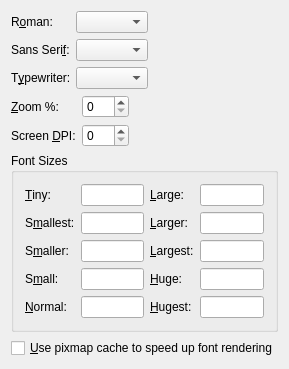
This is src/frontends/qt4/ui/PrefScreenFontsUi.ui in cburschka/lyx as Qt 5 draws it before an edit. The edited form follows.
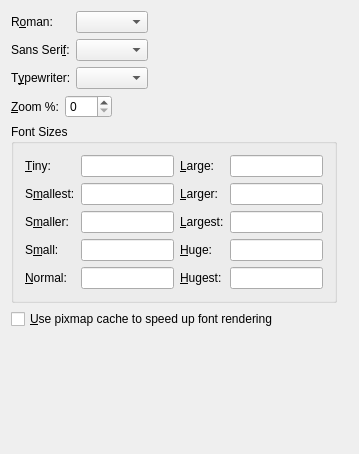
This is the edited form. Custom widgets are drawn as their Qt base class.

Commit message: Remove DPI from preference dialog. The variable is kept in LyXRC, since we do need the value in the code. If this is a problem, I can define some QApplication::getDPI() and give up configurability altogether.

The edit to the form file:
```diff
--- a/src/frontends/qt4/ui/PrefScreenFontsUi.ui
+++ b/src/frontends/qt4/ui/PrefScreenFontsUi.ui
@@ -1,37 +1,25 @@
 <ui version="4.0">
  <class>PrefScreenFontsUi</class>
- <widget class="QWidget" name="PrefScreenFontsUi">
-  <property name="geometry">
+ <widget class="QWidget" name="PrefScreenFontsUi" >
+  <property name="geometry" >
    <rect>
     <x>0</x>
     <y>0</y>
-    <width>288</width>
-    <height>355</height>
+    <width>359</width>
+    <height>454</height>
    </rect>
   </property>
   <property name="windowTitle">
    <string/>
   </property>
-  <layout class="QGridLayout" name="gridLayout">
-   <item row="0" column="0">
-    <layout class="QHBoxLayout">
-     <property name="spacing">
-      <number>6</number>
-     </property>
-     <property name="margin">
-      <number>0</number>
-     </property>
+  <layout class="QGridLayout" >
+   <item row="0" column="0" >
+    <layout class="QHBoxLayout" >
      <item>
-      <layout class="QGridLayout">
-       <property name="margin">
-        <number>0</number>
-       </property>
-       <property name="spacing">
-        <number>6</number>
-       </property>
-       <item row="1" column="1">
-        <widget class="QComboBox" name="screenSansCO">
-         <property name="maxVisibleItems">
+      <layout class="QGridLayout" >
+       <item row="1" column="1" >
+        <widget class="QComboBox" name="screenSansCO" >
+         <property name="maxVisibleItems" >
           <number>20</number>
          </property>
          <property name="duplicatesEnabled">
@@ -39,10 +27,10 @@
          </property>
         </widget>
        </item>
-       <item row="1" column="2">
-        <widget class="GuiFontExample" name="screenSansFE" native="true">
-         <property name="sizePolicy">
-          <sizepolicy hsizetype="MinimumExpanding" vsizetype="Preferred">
+       <item row="1" column="2" >
+        <widget class="GuiFontExample" native="1" name="screenSansFE" >
+         <property name="sizePolicy" >
+          <sizepolicy vsizetype="Preferred" hsizetype="MinimumExpanding" >
            <horstretch>0</horstretch>
            <verstretch>0</verstretch>
           </sizepolicy>
@@ -65,10 +53,10 @@
          </property>
         </widget>
        </item>
-       <item row="0" column="2">
-        <widget class="GuiFontExample" name="screenRomanFE" native="true">
-         <property name="sizePolicy">
-          <sizepolicy hsizetype="MinimumExpanding" vsizetype="Preferred">
+       <item row="0" column="2" >
+        <widget class="GuiFontExample" native="1" name="screenRomanFE" >
+         <property name="sizePolicy" >
+          <sizepolicy vsizetype="Preferred" hsizetype="MinimumExpanding" >
            <horstretch>0</horstretch>
            <verstretch>0</verstretch>
           </sizepolicy>
@@ -111,10 +99,10 @@
          </property>
         </widget>
        </item>
-       <item row="2" column="2">
-        <widget class="GuiFontExample" name="screenTypewriterFE" native="true">
-         <property name="sizePolicy">
-          <sizepolicy hsizetype="MinimumExpanding" vsizetype="Preferred">
+       <item row="2" column="2" >
+        <widget class="GuiFontExample" native="1" name="screenTypewriterFE" >
+         <property name="sizePolicy" >
+          <sizepolicy vsizetype="Preferred" hsizetype="MinimumExpanding" >
            <horstretch>0</horstretch>
            <verstretch>0</verstretch>
           </sizepolicy>
@@ -135,42 +123,13 @@
      </item>
     </layout>
    </item>
-   <item row="1" column="0">
-    <layout class="QHBoxLayout">
-     <property name="spacing">
-      <number>6</number>
-     </property>
-     <property name="margin">
-      <number>0</number>
-     </property>
+   <item row="1" column="0" >
+    <layout class="QHBoxLayout" >
      <item>
-      <layout class="QGridLayout">
-       <property name="margin">
-        <number>0</number>
-       </property>
-       <property name="spacing">
-        <number>6</number>
-       </property>
-       <item row="1" column="0">
-        <widget class="QLabel" name="scrrenDpiLA">
-         <property name="text">
-          <string>Screen &amp;DPI:</string>
-         </property>
-         <property name="buddy">
-          <cstring>screenDpiSB</cstring>
-         </property>
-        </widget>
-       </item>
-       <item row="1" column="1">
-        <widget class="QSpinBox" name="screenDpiSB">
-         <property name="maximum">
-          <number>999</number>
-         </property>
-        </widget>
-       </item>
-       <item row="0" column="0">
-        <widget class="QLabel" name="screenZoomLA">
-         <property name="text">
+      <layout class="QGridLayout" >
+       <item row="0" column="0" >
+        <widget class="QLabel" name="screenZoomLA" >
+         <property name="text" >
           <string>&amp;Zoom %:</string>
          </property>
          <property name="buddy">
@@ -178,9 +137,9 @@
          </property>
         </widget>
        </item>
-       <item row="0" column="1">
-        <widget class="QSpinBox" name="screenZoomSB">
-         <property name="maximum">
+       <item row="0" column="1" >
+        <widget class="QSpinBox" name="screenZoomSB" >
+         <property name="maximum" >
           <number>999</number>
          </property>
         </widget>
@@ -205,48 +164,54 @@
      </item>
     </layout>
    </item>
-   <item row="2" column="0">
-    <widget class="QGroupBox" name="GroupBox3">
-     <property name="title">
+   <item row="2" column="0" >
+    <widget class="QGroupBox" name="GroupBox3" >
+     <property name="title" >
       <string>Font Sizes</string>
      </property>
-     <layout class="QGridLayout">
-      <property name="margin">
+     <layout class="QGridLayout" >
+      <property name="leftMargin" >
        <number>11</number>
       </property>
-      <property name="spacing">
-       <number>6</number>
+      <property name="topMargin" >
+       <number>11</number>
       </property>
-      <item row="0" column="1">
-       <widget class="QLineEdit" name="screenTinyED"/>
+      <property name="rightMargin" >
+       <number>11</number>
+      </property>
+      <property name="bottomMargin" >
+       <number>11</number>
+      </property>
+      <item row="0" column="1" >
+       <widget class="QLineEdit" name="screenTinyED" />
       </item>
-      <item row="4" column="3">
-       <widget class="QLineEdit" name="screenHugerED"/>
+      <item row="4" column="3" >
+       <widget class="QLineEdit" name="screenHugerED" />
       </item>
-      <item row="1" column="1">
-       <widget class="QLineEdit" name="screenSmallestED"/>
+      <item row="1" column="1" >
+       <widget class="QLineEdit" name="screenSmallestED" />
       </item>
-      <item row="2" column="1">
-       <widget class="QLineEdit" name="screenSmallerED"/>
+      <item row="2" column="1" >
+       <widget class="QLineEdit" name="screenSmallerED" />
       </item>
-      <item row="3" column="1">
-       <widget class="QLineEdit" name="screenSmallED"/>
+      <item row="3" column="1" >
+       <widget class="QLineEdit" name="screenSmallED" />
       </item>
-      <item row="4" column="1">
-       <widget class="QLineEdit" name="screenNormalED"/>
+      <item row="4" column="1" >
+       <widget class="QLineEdit" name="screenNormalED" />
       </item>
-      <item row="0" column="3">
-       <widget class="QLineEdit" name="screenLargeED"/>
+      <item row="0" column="3" >
+       <widget class="QLineEdit" name="screenLargeED" />
       </item>
-      <item row="1" column="3">
-       <widget class="QLineEdit" name="screenLargerED"/>
+      <item row="1" column="3" >
+       <widget class="QLineEdit" name="screenLargerED" />
       </item>
-      <item row="2" column="3">
-       <widget class="QLineEdit" name="screenLargestED"/>
+      <item row="2" column="3" >
+       <widget class="QLineEdit" name="screenLargestED" />
       </item>
-      <item row="0" column="2">
-       <widget class="QLabel" name="screenLargeLA">
-        <property name="text">
+      <item row="0" column="2" >
+       <widget class="QLabel" name="screenLargeLA" >
+        <property name="text" >
          <string>&amp;Large:</string>
         </property>
         <property name="buddy">
@@ -254,9 +219,9 @@
         </property>
        </widget>
       </item>
-      <item row="1" column="2">
-       <widget class="QLabel" name="screenLargerLA">
-        <property name="text">
+      <item row="1" column="2" >
+       <widget class="QLabel" name="screenLargerLA" >
+        <property name="text" >
          <string>&amp;Larger:</string>
         </property>
         <property name="buddy">
@@ -264,9 +229,9 @@
         </property>
        </widget>
       </item>
-      <item row="2" column="2">
-       <widget class="QLabel" name="screenLargestLA">
-        <property name="text">
+      <item row="2" column="2" >
+       <widget class="QLabel" name="screenLargestLA" >
+        <property name="text" >
          <string>&amp;Largest:</string>
         </property>
         <property name="buddy">
@@ -274,12 +239,12 @@
         </property>
        </widget>
       </item>
-      <item row="3" column="3">
-       <widget class="QLineEdit" name="screenHugeED"/>
+      <item row="3" column="3" >
+       <widget class="QLineEdit" name="screenHugeED" />
       </item>
-      <item row="3" column="2">
-       <widget class="QLabel" name="screenHugeLA">
-        <property name="text">
+      <item row="3" column="2" >
+       <widget class="QLabel" name="screenHugeLA" >
+        <property name="text" >
          <string>&amp;Huge:</string>
         </property>
         <property name="buddy">
@@ -287,9 +252,9 @@
         </property>
        </widget>
       </item>
-      <item row="4" column="2">
-       <widget class="QLabel" name="screenHugestLA">
-        <property name="text">
+      <item row="4" column="2" >
+       <widget class="QLabel" name="screenHugestLA" >
+        <property name="text" >
          <string>&amp;Hugest:</string>
         </property>
         <property name="buddy">
@@ -297,9 +262,9 @@
         </property>
        </widget>
       </item>
-      <item row="1" column="0">
-       <widget class="QLabel" name="screenSmallestLA">
-        <property name="text">
+      <item row="1" column="0" >
+       <widget class="QLabel" name="screenSmallestLA" >
+        <property name="text" >
          <string>S&amp;mallest:</string>
         </property>
         <property name="buddy">
@@ -307,9 +272,9 @@
         </property>
        </widget>
       </item>
-      <item row="2" column="0">
-       <widget class="QLabel" name="screenSmallerLA">
-        <property name="text">
+      <item row="2" column="0" >
+       <widget class="QLabel" name="screenSmallerLA" >
+        <property name="text" >
          <string>S&amp;maller:</string>
         </property>
         <property name="buddy">
@@ -317,9 +282,9 @@
         </property>
        </widget>
       </item>
-      <item row="3" column="0">
-       <widget class="QLabel" name="screenSmallLA">
-        <property name="text">
+      <item row="3" column="0" >
+       <widget class="QLabel" name="screenSmallLA" >
+        <property name="text" >
          <string>S&amp;mall:</string>
         </property>
         <property name="buddy">
@@ -327,9 +292,9 @@
         </property>
        </widget>
       </item>
-      <item row="4" column="0">
-       <widget class="QLabel" name="screenNormalLA">
-        <property name="text">
+      <item row="4" column="0" >
+       <widget class="QLabel" name="screenNormalLA" >
+        <property name="text" >
          <string>&amp;Normal:</string>
         </property>
         <property name="buddy">
@@ -337,9 +302,9 @@
         </property>
        </widget>
       </item>
-      <item row="0" column="0">
-       <widget class="QLabel" name="screenTinyLA">
-        <property name="text">
+      <item row="0" column="0" >
+       <widget class="QLabel" name="screenTinyLA" >
+        <property name="text" >
          <string>&amp;Tiny:</string>
         </property>
         <property name="buddy">
@@ -350,12 +315,12 @@
      </layout>
     </widget>
    </item>
-   <item row="2" column="1">
-    <spacer name="horizontalSpacer">
-     <property name="orientation">
+   <item row="2" column="1" >
+    <spacer>
+     <property name="orientation" >
       <enum>Qt::Horizontal</enum>
      </property>
-     <property name="sizeHint" stdset="0">
+     <property name="sizeHint" >
       <size>
        <width>40</width>
        <height>20</height>
@@ -363,9 +328,9 @@
      </property>
     </spacer>
    </item>
-   <item row="3" column="0">
-    <widget class="QCheckBox" name="pixmapCacheCB">
-     <property name="toolTip">
+   <item row="3" column="0" >
+    <widget class="QCheckBox" name="pixmapCacheCB" >
+     <property name="toolTip" >
       <string>Checking this improves performance, but might decrease the on-screen quality of fonts</string>
      </property>
      <property name="text">
@@ -373,12 +338,12 @@
      </property>
     </widget>
    </item>
-   <item row="4" column="0">
-    <spacer name="verticalSpacer">
-     <property name="orientation">
+   <item row="4" column="0" >
+    <spacer>
+     <property name="orientation" >
       <enum>Qt::Vertical</enum>
      </property>
-     <property name="sizeHint" stdset="0">
+     <property name="sizeHint" >
       <size>
        <width>20</width>
        <height>6</height>
```
Left out of the diff: 83 changed lines with no effect on the pictures. The commit also changes 1 other file.
